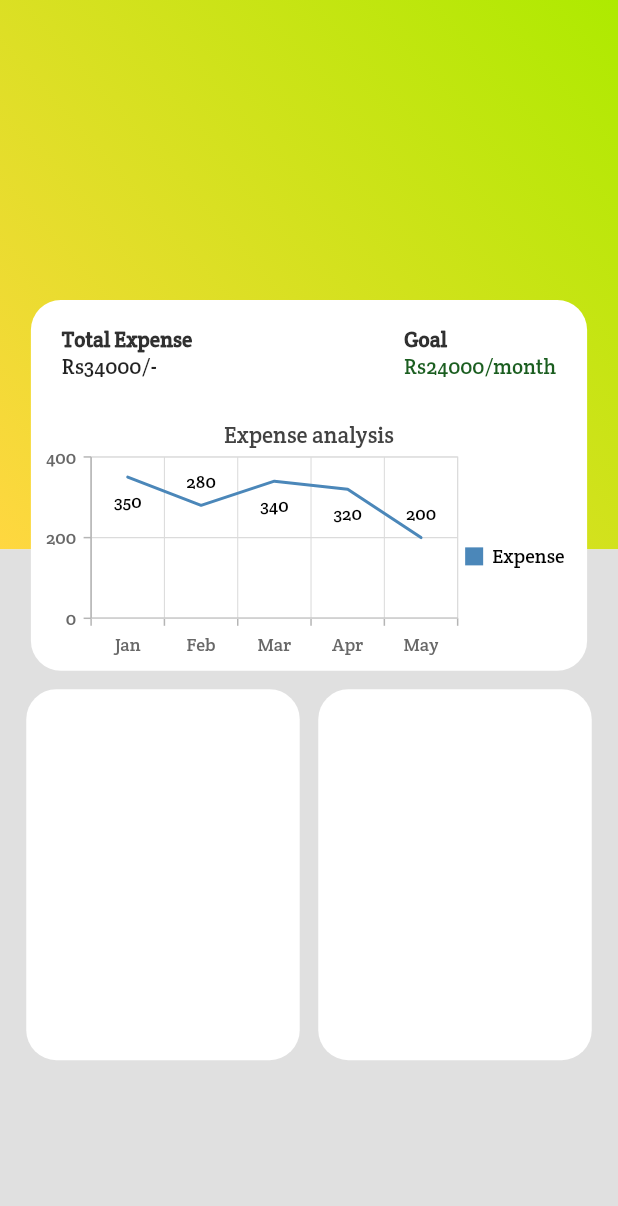
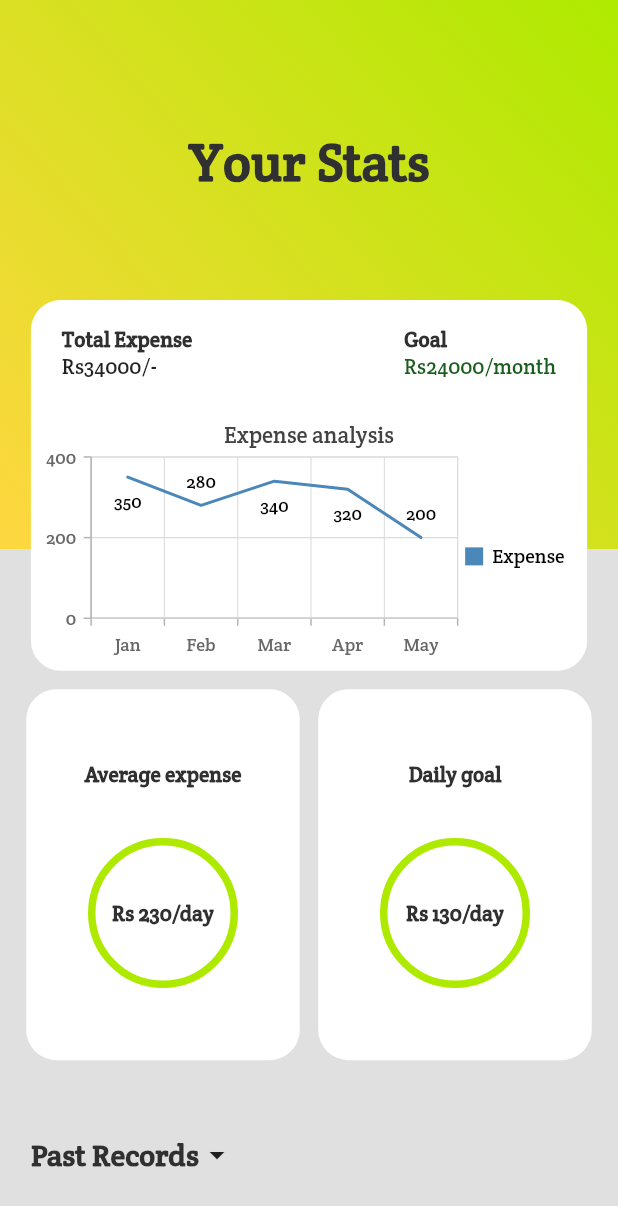
Before and after one commit to NextIshwar/DailyExpense, a Flutter app: the screen it shows after launch, after a tap on "View Stats", on a phone screen of 412 x 824 dp. Shown: the top 1206 px of the screen. Run offline on Flutter 3.47's test engine with Material 2 defaults, Android fonts, the phone set to English and light mode, and no system bars; our stand-ins replace syncfusion_flutter_charts.

Commit message:
complete stats screen

```diff
--- a/DailyExpense/lib/main.dart
+++ b/DailyExpense/lib/main.dart
@@ -7,6 +7,7 @@ import 'package:flutter/material.dart';
 void main() {
   runApp(
     MaterialApp(
+      debugShowCheckedModeBanner: false,
       theme: ThemeData(fontFamily: 'Circular'),
       home: Home(),
     ),
--- a/DailyExpense/lib/second_page/stats_page.dart
+++ b/DailyExpense/lib/second_page/stats_page.dart
@@ -2,7 +2,6 @@ import 'package:DailyExpense/config/config.dart';
 import 'package:DailyExpense/model/expense_items.dart';
 import 'package:flutter/material.dart';
 import 'package:syncfusion_flutter_charts/charts.dart';
-import 'package:syncfusion_flutter_charts/sparkcharts.dart';
 
 class StatsWidget extends StatelessWidget {
   @override
@@ -22,12 +21,42 @@ class StatsWidget extends StatelessWidget {
                         end: Alignment.bottomLeft,
                         colors: [Colors.limeAccent[700], Colors.amberAccent]),
                   ),
+                  child: Padding(
+                    padding: const EdgeInsets.only(bottom: 150.0),
+                    child: Container(
+                      alignment: Alignment.center,
+                      width: MediaQuery.of(context).size.width,
+                      child: Text(
+                        "Your Stats",
+                        style: TextStyle(
+                            color: ColorPalette.fontColor,
+                            fontWeight: FontWeight.bold,
+                            fontSize: 35),
+                      ),
+                    ),
+                  ),
                 ),
               ),
               Expanded(
                 flex: 5,
                 child: Container(
                   color: Colors.grey[300],
+                  child: Padding(
+                    padding: EdgeInsets.only(
+                        left: SizeConfig.screenWidth * 0.05, top: 350.0),
+                    child: Row(
+                      children: [
+                        Text(
+                          "Past Records",
+                          style: TextStyle(
+                              color: ColorPalette.fontColor,
+                              fontWeight: FontWeight.bold,
+                              fontSize: 20),
+                        ),
+                        Icon(Icons.arrow_drop_down_outlined),
+                      ],
+                    ),
+                  ),
                 ),
               )
             ],
@@ -123,6 +152,37 @@ class StatsWidget extends StatelessWidget {
                         color: ColorPalette.secondaryColor,
                         borderRadius: BorderRadius.circular(20),
                       ),
+                      child: Padding(
+                        padding: const EdgeInsets.all(15.0),
+                        child: Column(
+                          mainAxisAlignment: MainAxisAlignment.spaceEvenly,
+                          children: [
+                            Text(
+                              "Average expense",
+                              style: TextStyle(
+                                  color: ColorPalette.fontColor,
+                                  fontWeight: FontWeight.bold),
+                            ),
+                            Container(
+                              alignment: Alignment.center,
+                              height: 100,
+                              width: 100,
+                              decoration: BoxDecoration(
+                                color: Colors.white,
+                                border: Border.all(
+                                    color: Colors.limeAccent[700], width: 5),
+                                borderRadius: BorderRadius.circular(1000),
+                              ),
+                              child: Text(
+                                "Rs 230/day",
+                                style: TextStyle(
+                                    color: ColorPalette.fontColor,
+                                    fontWeight: FontWeight.bold),
+                              ),
+                            )
+                          ],
+                        ),
+                      ),
                     ),
                     Container(
                       margin:
@@ -132,6 +192,37 @@ class StatsWidget extends StatelessWidget {
                       decoration: BoxDecoration(
                         color: ColorPalette.secondaryColor,
                         borderRadius: BorderRadius.circular(20),
+                      ),
+                      child: Padding(
+                        padding: const EdgeInsets.all(15.0),
+                        child: Column(
+                          mainAxisAlignment: MainAxisAlignment.spaceEvenly,
+                          children: [
+                            Text(
+                              "Daily goal",
+                              style: TextStyle(
+                                  color: ColorPalette.fontColor,
+                                  fontWeight: FontWeight.bold),
+                            ),
+                            Container(
+                              alignment: Alignment.center,
+                              height: 100,
+                              width: 100,
+                              decoration: BoxDecoration(
+                                color: Colors.white,
+                                border: Border.all(
+                                    color: Colors.limeAccent[700], width: 5),
+                                borderRadius: BorderRadius.circular(1000),
+                              ),
+                              child: Text(
+                                "Rs 130/day",
+                                style: TextStyle(
+                                    color: ColorPalette.fontColor,
+                                    fontWeight: FontWeight.bold),
+                              ),
+                            )
+                          ],
+                        ),
                       ),
                     ),
                   ],
```
